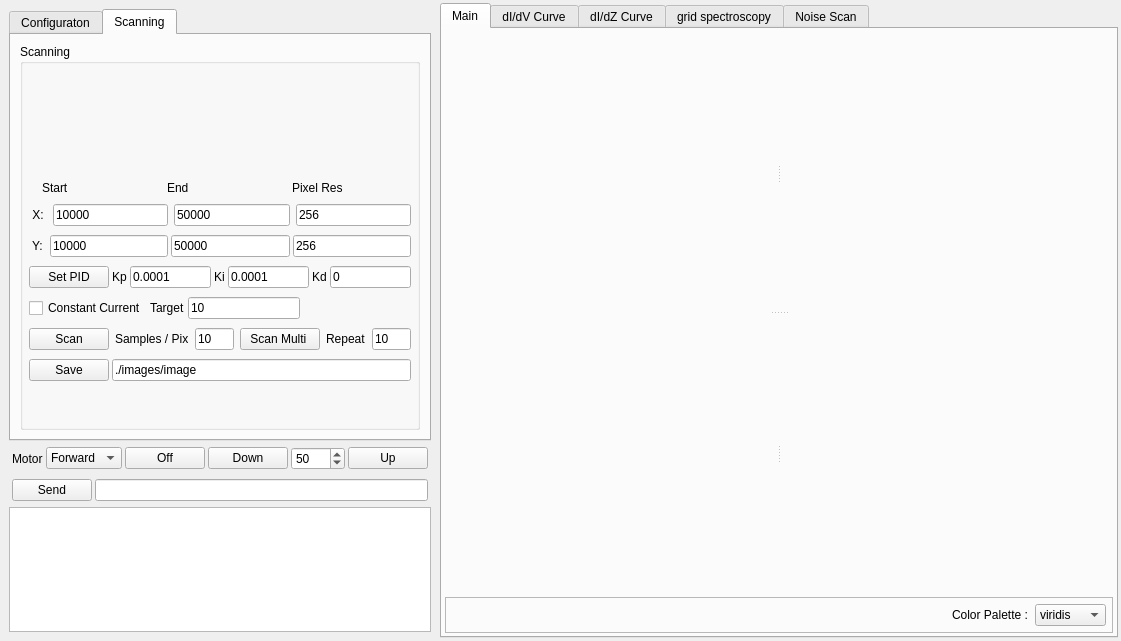
Before: the Qt Designer form software/pc/qtpanda/form.ui in MoCoMakers/qt-panda, drawn with Qt 5.
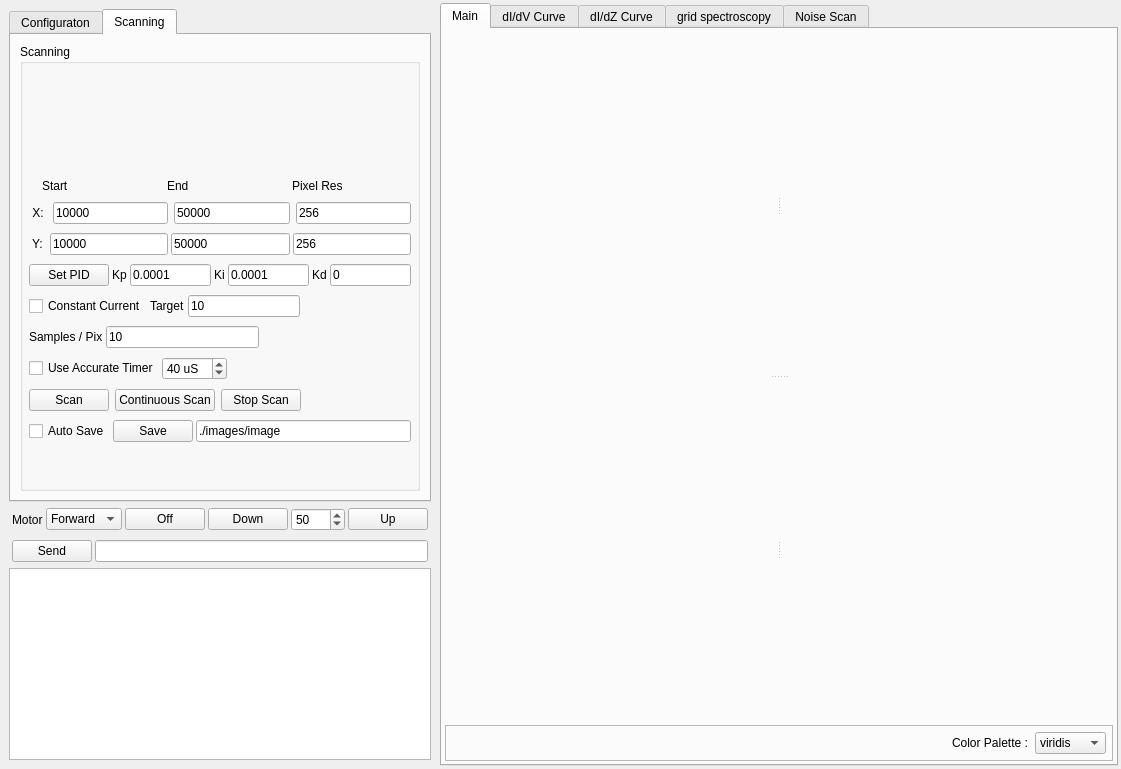
After: the same form once the commit is applied. The open tabs and pages were chosen to show the change.

The edit to the form file:
```diff
--- a/software/pc/qtpanda/form.ui
+++ b/software/pc/qtpanda/form.ui
@@ -7,7 +7,7 @@
     <x>0</x>
     <y>0</y>
     <width>1121</width>
-    <height>641</height>
+    <height>769</height>
    </rect>
   </property>
   <property name="windowTitle">
@@ -1155,6 +1155,111 @@
                   </layout>
                  </widget>
                 </item>
+                <item>
+                 <widget class="QWidget" name="wgtContScan" native="true">
+                  <layout class="QHBoxLayout" name="horizontalLayout_34">
+                   <property name="spacing">
+                    <number>3</number>
+                   </property>
+                   <property name="leftMargin">
+                    <number>3</number>
+                   </property>
+                   <property name="topMargin">
+                    <number>3</number>
+                   </property>
+                   <property name="rightMargin">
+                    <number>3</number>
+                   </property>
+                   <property name="bottomMargin">
+                    <number>3</number>
+                   </property>
+                   <item>
+                    <widget class="QLabel" name="lblscanSPP">
+                     <property name="text">
+                      <string>Samples / Pix</string>
+                     </property>
+                    </widget>
+                   </item>
+                   <item>
+                    <widget class="QLineEdit" name="leSamples">
+                     <property name="text">
+                      <string>10</string>
+                     </property>
+                    </widget>
+                   </item>
+                   <item>
+                    <spacer name="horizontalSpacer_15">
+                     <property name="orientation">
+                      <enum>Qt::Horizontal</enum>
+                     </property>
+                     <property name="sizeHint" stdset="0">
+                      <size>
+                       <width>40</width>
+                       <height>20</height>
+                      </size>
+                     </property>
+                    </spacer>
+                   </item>
+                  </layout>
+                 </widget>
+                </item>
+                <item>
+                 <widget class="QWidget" name="wgtScanMode" native="true">
+                  <layout class="QHBoxLayout" name="horizontalLayout_35">
+                   <property name="spacing">
+                    <number>3</number>
+                   </property>
+                   <property name="leftMargin">
+                    <number>3</number>
+                   </property>
+                   <property name="topMargin">
+                    <number>3</number>
+                   </property>
+                   <property name="rightMargin">
+                    <number>3</number>
+                   </property>
+                   <property name="bottomMargin">
+                    <number>3</number>
+                   </property>
+                   <item>
+                    <widget class="QCheckBox" name="chkTimingMode">
+                     <property name="text">
+                      <string>Use Accurate Timer</string>
+                     </property>
+                    </widget>
+                   </item>
+                   <item>
+                    <widget class="QSpinBox" name="spnTiminguS">
+                     <property name="suffix">
+                      <string> uS</string>
+                     </property>
+                     <property name="minimum">
+                      <number>1</number>
+                     </property>
+                     <property name="maximum">
+                      <number>500</number>
+                     </property>
+                     <property name="value">
+                      <number>40</number>
+                     </property>
+                    </widget>
+                   </item>
+                   <item>
+                    <spacer name="horizontalSpacer_16">
+                     <property name="orientation">
+                      <enum>Qt::Horizontal</enum>
+                     </property>
+                     <property name="sizeHint" stdset="0">
+                      <size>
+                       <width>40</width>
+                       <height>20</height>
+                      </size>
+                     </property>
+                    </spacer>
+                   </item>
+                  </layout>
+                 </widget>
+                </item>
                 <item>
                  <widget class="QWidget" name="wgtScan" native="true">
                   <layout class="QHBoxLayout" name="horizontalLayout_19">
@@ -1178,39 +1283,31 @@
                     </widget>
                    </item>
                    <item>
-                    <widget class="QLabel" name="lblscanSPP">
+                    <widget class="QPushButton" name="cmdStartCont">
                      <property name="text">
-                      <string>Samples / Pix</string>
+                      <string>Continuous Scan</string>
                      </property>
                     </widget>
                    </item>
                    <item>
-                    <widget class="QLineEdit" name="leSamples">
+                    <widget class="QPushButton" name="cmdStopCont">
                      <property name="text">
-                      <string>10</string>
+                      <string>Stop Scan</string>
                      </property>
                     </widget>
                    </item>
                    <item>
-                    <widget class="QPushButton" name="cmdScanMulti">
-                     <property name="text">
-                      <string>Scan Multi </string>
+                    <spacer name="horizontalSpacer_14">
+                     <property name="orientation">
+                      <enum>Qt::Horizontal</enum>
                      </property>
-                    </widget>
-                   </item>
-                   <item>
-                    <widget class="QLabel" name="lblRepeat">
-                     <property name="text">
-                      <string>Repeat</string>
+                     <property name="sizeHint" stdset="0">
+                      <size>
+                       <width>40</width>
+                       <height>20</height>
+                      </size>
                      </property>
-                    </widget>
-                   </item>
-                   <item>
-                    <widget class="QLineEdit" name="leMultiScanTimes">
-                     <property name="text">
-                      <string>10</string>
-                     </property>
-                    </widget>
+                    </spacer>
                    </item>
                   </layout>
                  </widget>
@@ -1233,6 +1330,13 @@
                    <property name="bottomMargin">
                     <number>3</number>
                    </property>
+                   <item>
+                    <widget class="QCheckBox" name="chkAutoSave">
+                     <property name="text">
+                      <string>Auto Save</string>
+                     </property>
+                    </widget>
+                   </item>
                    <item>
                     <widget class="QPushButton" name="cmdSaveScan">
                      <property name="text">
```
Left out of the diff: 9 changed lines with no effect on the pictures.
